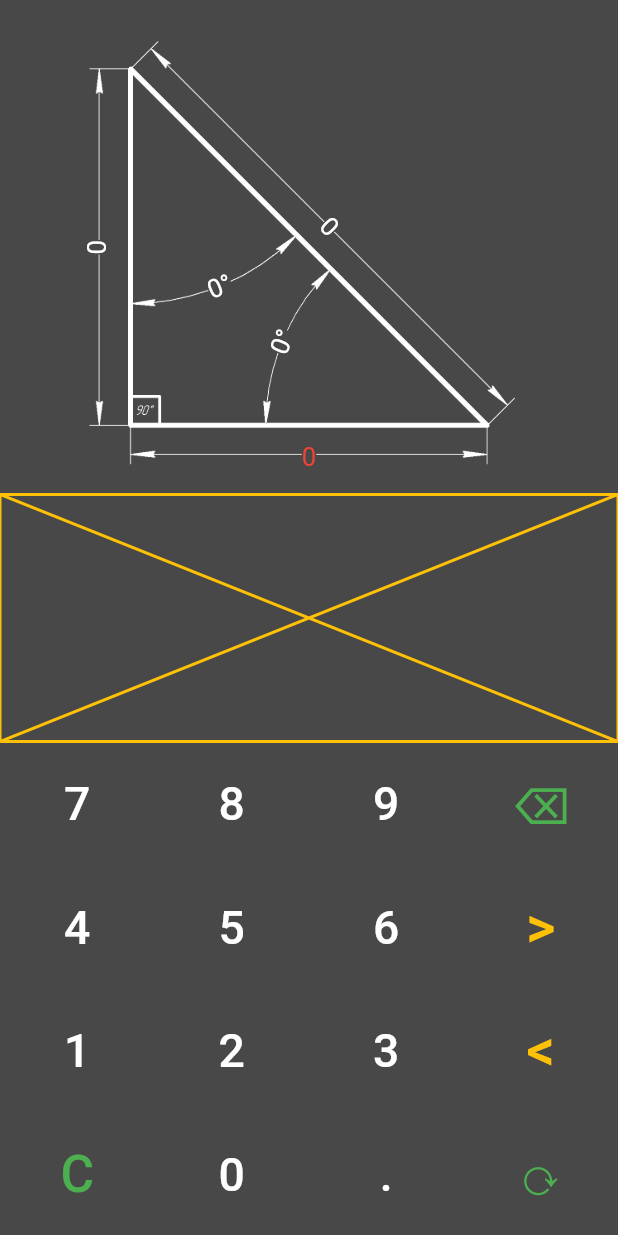
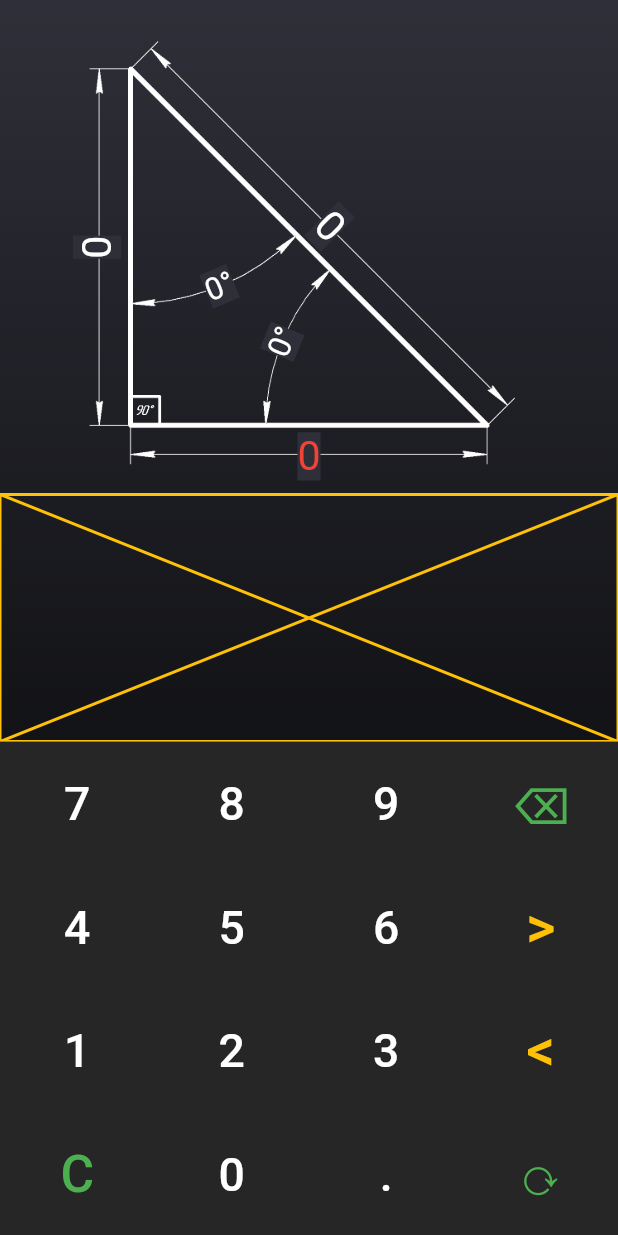
Before and after one commit to a-dev-mobile/calc_triangle, a Flutter app: the screen it shows after launch, on a phone screen of 412 x 824 dp. Run offline on Flutter 3.47's test engine with Material 2 defaults, Android fonts, the phone set to English and light mode, and no system bars; our stand-ins replace flutter_screenutil, get, get_storage; missing offline and left inert: flutter_inappwebview.

Commit message:
trying the design

```diff
--- a/lib/const.dart
+++ b/lib/const.dart
@@ -1,4 +1,6 @@
 import 'dart:ui';
+
+import 'package:flutter/material.dart';
 
 abstract class AssetsPathTriangle {
   static const String _pathAssetsImage = 'assets/image/triangle/';
@@ -26,8 +28,21 @@ enum Triangle {
 enum BtnTypeCalc { integer, function, operator }
 
 abstract class ConstColors {
-  static const scaffoldBackground = Color.fromRGBO(72, 72, 72, 1);
+  static const scaffoldBackground = Color(0xFF2E2F38);
+
+
+  static const colorImage = Colors.white;
+  static const numpadBg = Color(0xff262626);
+
+
+
+  static const bgGradient = LinearGradient(
+    colors: [Color(0xFF2E2F38), Colors.black],
+    begin: Alignment.topCenter,
+    end: Alignment.bottomCenter,
+  );
 }
+
 abstract class ConstGet {
   static const String minSize = 'minSize';
 }
--- a/lib/main.dart
+++ b/lib/main.dart
@@ -4,8 +4,6 @@ import 'dart:io';
 
 import 'package:calc_triangle/const.dart';
 import 'package:calc_triangle/controllers/r_triangle_c.dart';
-
-
 
 import 'package:flutter/material.dart';
 import 'package:flutter/services.dart';
@@ -47,18 +45,13 @@ class MyApp extends StatelessWidget {
             theme: ThemeData(
               brightness: Brightness.light,
 
-              /* light theme settings */
             ),
             darkTheme: ThemeData(
-                brightness: Brightness.dark,
-                scaffoldBackgroundColor: ConstColors.scaffoldBackground
-                /* dark theme settings */
-                ),
+              brightness: Brightness.dark,
+
+            ),
             themeMode: ThemeMode.dark,
-            /* ThemeMode.system to follow system theme,
-         ThemeMode.light for light theme,
-         ThemeMode.dark for dark theme
-      */
+
             debugShowCheckedModeBanner: false,
           );
         });
--- a/lib/pages/right_triangle/right_triangle_p.dart
+++ b/lib/pages/right_triangle/right_triangle_p.dart
@@ -22,6 +22,7 @@ import 'package:get_storage/get_storage.dart';
 
 import '../../../const.dart';
 import 'widget/image_input_w.dart';
+import 'widget/numpad_w.dart';
 
 enum RightTriangelElement {
   aCathet,
@@ -52,6 +53,11 @@ class RighTrianglePage extends StatelessWidget {
 
     return Scaffold(
         body: SafeArea(
+      child: Container(
+        width: 1.sw,
+        height: 1.sh,
+        decoration: BoxDecoration(
+            gradient: ConstColors.bgGradient),
         child: Column(
           children: [
             Obx(() {
@@ -67,67 +73,12 @@ class RighTrianglePage extends StatelessWidget {
               color: Colors.amber,
             ),
             Expanded(
-            child: NumPad(),
+              child: Container(child: NumPad(),color: ConstColors.numpadBg,),
             ),
           ],
         ),
+      ),
     ));
-  }
-}
-
-class NumPad extends StatelessWidget {
-  const NumPad({Key? key}) : super(key: key);
-
-  @override
-  Widget build(BuildContext context) {
-    return Column(
-      children: [
-        Expanded(
-          child: Row(
-            crossAxisAlignment: CrossAxisAlignment.stretch,
-            children: [
-              CalculatorKey(symbol: Keys.seven),
-              CalculatorKey(symbol: Keys.eight),
-              CalculatorKey(symbol: Keys.nine),
-              CalculatorKey(symbol: Keys.backspase),
-            ],
-          ),
-        ),
-        Expanded(
-          child: Row(
-            crossAxisAlignment: CrossAxisAlignment.stretch,
-            children: [
-              CalculatorKey(symbol: Keys.four),
-              CalculatorKey(symbol: Keys.five),
-              CalculatorKey(symbol: Keys.six),
-              CalculatorKey(symbol: Keys.next),
-            ],
-          ),
-        ),
-        Expanded(
-          child: Row(
-            crossAxisAlignment: CrossAxisAlignment.stretch,
-            children: [
-              CalculatorKey(symbol: Keys.one),
-              CalculatorKey(symbol: Keys.two),
-              CalculatorKey(symbol: Keys.three),
-              CalculatorKey(symbol: Keys.prev),
-            ],
-          ),
-        ),
-        Expanded(
-          child: Row(
-            crossAxisAlignment: CrossAxisAlignment.stretch,
-            children: [
-              CalculatorKey(symbol: Keys.clear),
-              CalculatorKey(symbol: Keys.zero),
-              CalculatorKey(symbol: Keys.decimal),
-              CalculatorKey(symbol: Keys.toggleImage),
-            ],
-          ),
-        ),
-      ],
-    );
   }
 }
 
--- a/lib/pages/right_triangle/widget/a_angle_w.dart
+++ b/lib/pages/right_triangle/widget/a_angle_w.dart
@@ -39,7 +39,7 @@ class AangleWidget extends StatelessWidget {
               c.aAngle.toString(),
               style: TextStyle(
                   backgroundColor: ConstColors.scaffoldBackground,
-                  fontSize: 50.sp,
+                  fontSize: 60.sp,
                   color: colorText),
             );
           }),
--- a/lib/pages/right_triangle/widget/a_cathet_w.dart
+++ b/lib/pages/right_triangle/widget/a_cathet_w.dart
@@ -34,7 +34,7 @@ class AcathetWidget extends StatelessWidget {
             c.aCathet.toString(),
             style: TextStyle(
                 backgroundColor: ConstColors.scaffoldBackground,
-                fontSize: 50.sp,
+                fontSize: 80.sp,
                 color: colorText),
           );
         }));
--- a/lib/pages/right_triangle/widget/b_angle.dart
+++ b/lib/pages/right_triangle/widget/b_angle.dart
@@ -36,7 +36,7 @@ class BangleWidget extends StatelessWidget {
               c.bAngle.toString(),
               style: TextStyle(
                   backgroundColor: ConstColors.scaffoldBackground,
-                  fontSize: 50.sp,
+                  fontSize: 60.sp,
                   color:  colorText),
             );
           }),
--- a/lib/pages/right_triangle/widget/b_cathet_w.dart
+++ b/lib/pages/right_triangle/widget/b_cathet_w.dart
@@ -39,7 +39,7 @@ class BcathetWidget extends StatelessWidget {
               c.bCathet.toString(),
               style: TextStyle(
                   backgroundColor: ConstColors.scaffoldBackground,
-                  fontSize: 50.sp,
+                  fontSize: 80.sp,
                   color: colorText),
             );
           }),
--- a/lib/pages/right_triangle/widget/c_hypotenusea_w.dart
+++ b/lib/pages/right_triangle/widget/c_hypotenusea_w.dart
@@ -37,7 +37,7 @@ class ChypotenuseWidget extends StatelessWidget {
               c.cHypotenuse.toString(),
               style: TextStyle(
                   backgroundColor: ConstColors.scaffoldBackground,
-                  fontSize: 50.sp,
+                  fontSize: 80.sp,
                   color:  colorText),
             );
           }),
--- a/lib/pages/right_triangle/widget/image_info_w.dart
+++ b/lib/pages/right_triangle/widget/image_info_w.dart
@@ -33,6 +33,7 @@ class ImageInfoWidget extends StatelessWidget {
             const SizedBox.expand(
               child: Image(
                 fit: BoxFit.contain,
+                color: ConstColors.colorImage,
                 image: AssetImage('assets/image/triangle/r_triangle_info.png'),
               ),
             ),
--- a/lib/pages/right_triangle/widget/image_input_w.dart
+++ b/lib/pages/right_triangle/widget/image_input_w.dart
@@ -33,6 +33,7 @@ class ImageInputWidget extends StatelessWidget {
             const SizedBox.expand(
               child: Image(
                 fit: BoxFit.contain,
+                color: ConstColors.colorImage,
                 image:
                     AssetImage('assets/image/triangle/r_triangle_input.png'),
               ),
--- /dev/null
+++ b/lib/pages/right_triangle/widget/numpad_w.dart
@@ -0,0 +1,61 @@
+
+import 'package:calc_triangle/utils/calculator_key.dart';
+import 'package:flutter/material.dart';
+
+import '../right_triangle_p.dart';
+
+class NumPad extends StatelessWidget {
+  const NumPad({Key? key}) : super(key: key);
+
+  @override
+  Widget build(BuildContext context) {
+    return Column(
+      children: [
+        Expanded(
+          child: Row(
+            crossAxisAlignment: CrossAxisAlignment.stretch,
+            children: [
+              CalculatorKey(symbol: Keys.seven),
+              CalculatorKey(symbol: Keys.eight),
+              CalculatorKey(symbol: Keys.nine),
+              CalculatorKey(symbol: Keys.backspase),
+            ],
+          ),
+        ),
+        Expanded(
+          child: Row(
+            crossAxisAlignment: CrossAxisAlignment.stretch,
+            children: [
+              CalculatorKey(symbol: Keys.four),
+              CalculatorKey(symbol: Keys.five),
+              CalculatorKey(symbol: Keys.six),
+              CalculatorKey(symbol: Keys.next),
+            ],
+          ),
+        ),
+        Expanded(
+          child: Row(
+            crossAxisAlignment: CrossAxisAlignment.stretch,
+            children: [
+              CalculatorKey(symbol: Keys.one),
+              CalculatorKey(symbol: Keys.two),
+              CalculatorKey(symbol: Keys.three),
+              CalculatorKey(symbol: Keys.prev),
+            ],
+          ),
+        ),
+        Expanded(
+          child: Row(
+            crossAxisAlignment: CrossAxisAlignment.stretch,
+            children: [
+              CalculatorKey(symbol: Keys.clear),
+              CalculatorKey(symbol: Keys.zero),
+              CalculatorKey(symbol: Keys.decimal),
+              CalculatorKey(symbol: Keys.toggleImage),
+            ],
+          ),
+        ),
+      ],
+    );
+  }
+}
```
Lines whose indentation alone changed are shown as unchanged.
